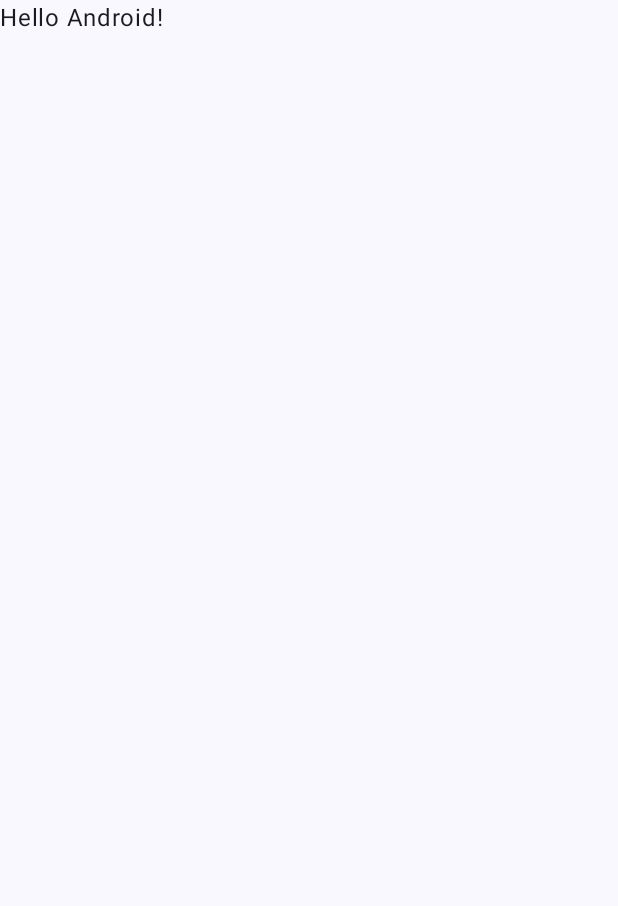
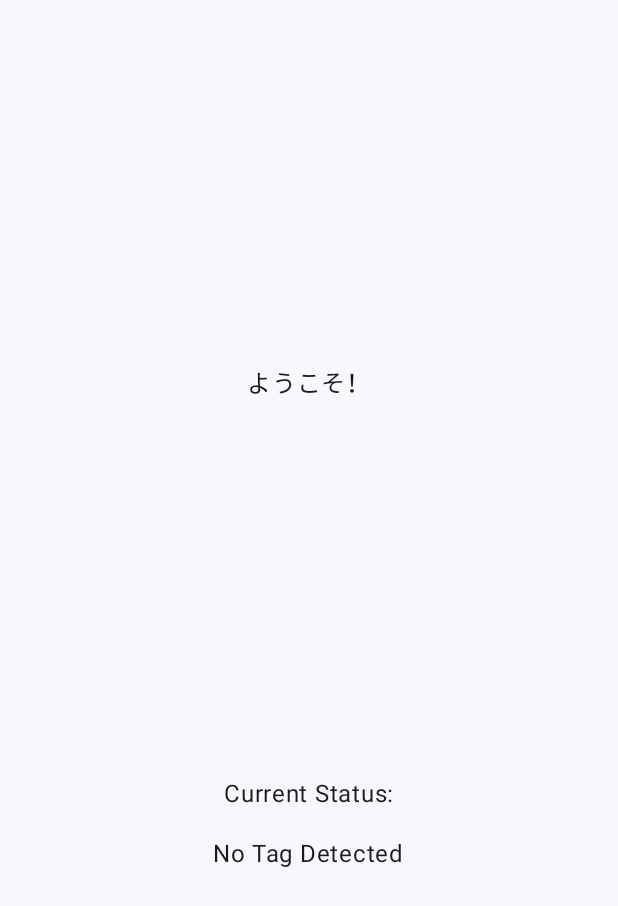
Before and after one commit to eclipsek20/OpenMobile-UMPS, an Android app built with Jetpack Compose: the screen it shows after launch (MainActivity), on a phone screen of 412 x 824 dp. Before the commit the part shown is almost empty. Shown: the top 906 px of the screen. Run offline under Robolectric (Android 15) with nearby library versions, the phone set to English and light mode, and no system bars.

Commit message:
small UI rehaul, not finished

```diff
--- a/app/src/main/java/demo/eclipsek20/umpsterminal/MainActivity.kt
+++ b/app/src/main/java/demo/eclipsek20/umpsterminal/MainActivity.kt
@@ -1,5 +1,6 @@
 package demo.eclipsek20.umpsterminal
 
+import android.annotation.SuppressLint
 import android.content.Context
 import android.content.Intent
 import android.nfc.NfcAdapter
@@ -11,28 +12,42 @@ import android.widget.Toast
 import androidx.activity.ComponentActivity
 import androidx.activity.compose.setContent
 import androidx.activity.enableEdgeToEdge
+import androidx.compose.foundation.layout.Arrangement
+import androidx.compose.foundation.layout.Box
+import androidx.compose.foundation.layout.Column
+import androidx.compose.foundation.layout.Row
 import androidx.compose.foundation.layout.fillMaxSize
+import androidx.compose.foundation.layout.fillMaxWidth
 import androidx.compose.foundation.layout.padding
 import androidx.compose.material3.Scaffold
 import androidx.compose.material3.Text
 import androidx.compose.runtime.Composable
+import androidx.compose.runtime.LaunchedEffect
+import androidx.compose.runtime.getValue
+import androidx.compose.runtime.mutableStateOf
+import androidx.compose.runtime.remember
+import androidx.compose.runtime.setValue
+import androidx.compose.ui.Alignment
 import androidx.compose.ui.Modifier
 import androidx.compose.ui.tooling.preview.Preview
+import androidx.compose.ui.unit.dp
 import demo.eclipsek20.umpsterminal.ui.theme.UMPSTerminalDemoTheme
 
+val TAG = "UMPS Main Activity"
 
 class MainActivity : ComponentActivity() {
     private var mNfcAdapter: NfcAdapter? = null
     private lateinit var basicReader: BasicReader
+    var tagStatus = mutableStateOf("No Tag Detected")
 
     override fun onCreate(savedInstanceState: Bundle?) {
         super.onCreate(savedInstanceState)
         enableEdgeToEdge()
 
         mNfcAdapter = NfcAdapter.getDefaultAdapter(this);
-        basicReader = BasicReader(this)
+        basicReader = BasicReader(this, tagStatus)
         val intent = Intent(this, MyHostApduService::class.java)
-        Toast.makeText(this, "The HCE Service is started", Toast.LENGTH_SHORT).show()
+        // Toast.makeText(this, "The HCE Service is started", Toast.LENGTH_SHORT).show()
         startService(intent)
 
 
@@ -40,14 +55,15 @@ class MainActivity : ComponentActivity() {
         setContent {
             UMPSTerminalDemoTheme {
                 Scaffold(modifier = Modifier.fillMaxSize()) { innerPadding ->
-                    Greeting(
-                        name = "Android",
+                    MainUI(
+                        getStatus = { tagStatus.value },
                         modifier = Modifier.padding(innerPadding)
                     )
                 }
             }
         }
     }
+
     public override fun onResume() {
         super.onResume()
         if (mNfcAdapter != null) {
@@ -73,6 +89,7 @@ class MainActivity : ComponentActivity() {
         super.onPause()
         mNfcAdapter?.disableReaderMode(this)
     }
+
     private fun showWirelessSettings() {
         Toast.makeText(this, "You need to enable NFC", Toast.LENGTH_SHORT).show()
         val intent: Intent = Intent(Settings.ACTION_WIRELESS_SETTINGS)
@@ -81,18 +98,75 @@ class MainActivity : ComponentActivity() {
 }
 
 @Composable
-fun Greeting(name: String, modifier: Modifier = Modifier) {
-    Text(
-        text = "Hello $name!",
-        modifier = modifier
-    )
+fun MainUI(modifier: Modifier = Modifier, getStatus: () -> String) {
+    Box(
+        modifier = modifier.fillMaxSize()
+    ) {
+        Column(
+            modifier = Modifier.fillMaxSize(),
+            verticalArrangement = Arrangement.SpaceEvenly
+        ) {
+            GreetingUI()
+            StatusUI(getStatus = getStatus)
+        }
+    }
 }
 
+@Composable
+fun GreetingUI(modifier: Modifier = Modifier) {
+    Row(
+        modifier = Modifier.fillMaxWidth(),
+        horizontalArrangement = Arrangement.Center
+    ) {
+        Column(
+            horizontalAlignment = Alignment.CenterHorizontally
+        ) {
+            Text(
+                text = "ようこそ！",
+                modifier = Modifier.padding(8.dp)
+            )
+        }
+    }
+}
+
+@Composable
+fun StatusUI(modifier: Modifier = Modifier, getStatus: () -> String) {
+    var status by remember { mutableStateOf(getStatus()) }
+    LaunchedEffect(Unit) {
+        while (true) {
+            status = getStatus()
+            kotlinx.coroutines.delay(1000)
+        }
+    }
+
+    Row(
+        modifier = Modifier.fillMaxWidth(),
+        horizontalArrangement = Arrangement.Center
+    ) {
+        Column(
+            horizontalAlignment = Alignment.CenterHorizontally
+        ) {
+            Text(
+                text = "Current Status:",
+                modifier = Modifier.padding(8.dp)
+            )
+            Text(
+                text = status,
+                modifier = Modifier.padding(8.dp)
+            )
+        }
+    }
+}
+
+
+
+@SuppressLint("UnrememberedMutableState")
 @Preview(showBackground = true)
 @Composable
 fun GreetingPreview() {
     UMPSTerminalDemoTheme {
-        Greeting("Android")
+        var tagStatus = mutableStateOf("No Tag Detected")
+        MainUI(getStatus = { tagStatus.value })
     }
 }
 
@@ -105,10 +179,41 @@ class MyHostApduService : HostApduService() {
     }
 }
 
-class BasicReader(private val context: Context) : NfcAdapter.ReaderCallback {
+class BasicReader(
+    private val context: Context,
+    private val tagStatus:  androidx.compose.runtime.MutableState<String>
+) : NfcAdapter.ReaderCallback {
+    private var stopPolling = false
+
     override fun onTagDiscovered(tag: Tag?) {
         (context as? MainActivity)?.runOnUiThread {
             Toast.makeText(context, "NFC Tag Discovered!", Toast.LENGTH_SHORT).show()
+            tagStatus.value = "Tag Detected"
+        }
+
+
+        tag?.let {
+            stopPolling = false
+            Thread {
+                try {
+                    val tech = android.nfc.tech.NfcA.get(it)
+                    tech.connect()
+                    while (!stopPolling && tech.isConnected) {
+                        Thread.sleep(500)
+                    }
+                    tech.close()
+                } catch (e: Exception) {
+                    // Tag removed or error
+                }
+                (context as? MainActivity)?.runOnUiThread {
+                    Toast.makeText(context, "NFC Tag Removed!", Toast.LENGTH_SHORT).show()
+                    tagStatus.value = "No Tag Detected"
+                }
+            }.start()
         }
     }
+
+    fun stopPolling() {
+        stopPolling = true
+    }
 }
```
